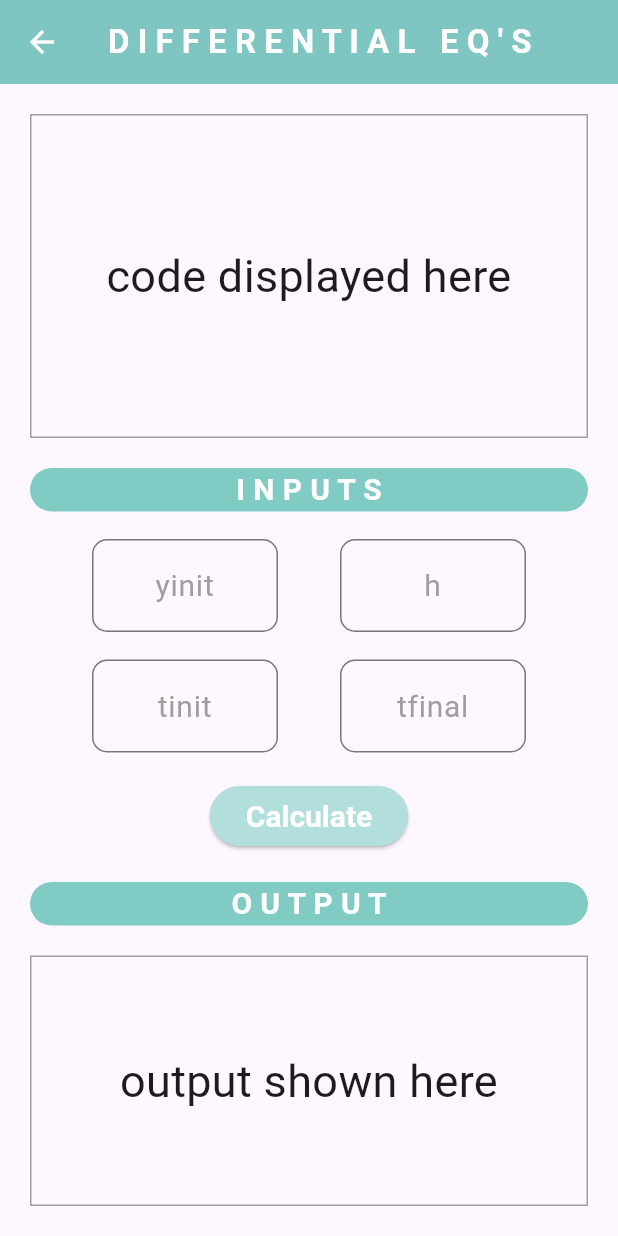
After one commit to JawadZ02/MTH-App, a Flutter app: the DifferentialPage screen opened directly, on a phone screen of 412 x 824 dp. The commit adds this screen. Run offline on Flutter 3.47's test engine with Material 3 defaults, Android fonts, the phone set to English and light mode, and no system bars.

Commit message:
differential eq page UI design

```diff
--- a/lib/main.dart
+++ b/lib/main.dart
@@ -1,7 +1,9 @@
 import 'package:flutter/material.dart';
+import 'package:mth_app/pages/differential.dart';
 import 'package:mth_app/pages/factorial.dart';
 import 'package:mth_app/pages/matrices.dart';
 import 'package:mth_app/pages/series.dart';
+
 
 void main() {
   runApp(const MyApp());
@@ -40,11 +42,12 @@ class HomePage extends StatelessWidget {
   @override
   Widget build(BuildContext context) {
 
-    final List<String> buttonNames = ['Series', 'Factorial', 'Matrices'];
+    final List<String> buttonNames = ['Series', 'Factorial', 'Matrices', 'Differential Equations'];
     final List<Function()?> navigationFunctions = [
       () => Navigator.push(context, MaterialPageRoute(builder: (context) => const SeriesPage())),
       () => Navigator.push(context, MaterialPageRoute(builder: (context) => const FactorialPage())),
       () => Navigator.push(context, MaterialPageRoute(builder: (context) => const MatricesPage())),
+      () => Navigator.push(context, MaterialPageRoute(builder: (context) => DifferentialPage())),
     ];
 
     return Scaffold(
@@ -88,7 +91,7 @@ class HomePage extends StatelessWidget {
                   padding: const EdgeInsets.fromLTRB(20, 0, 20, 20),
                   separatorBuilder: (BuildContext context, int index) {
                     return const SizedBox(
-                        height: 20); // Adjust the height as needed for spacing
+                        height: 20);
                   },
                 ),
               ),
--- /dev/null
+++ b/lib/pages/differential.dart
@@ -0,0 +1,226 @@
+import 'package:flutter/material.dart';
+
+// ignore: must_be_immutable
+class DifferentialPage extends StatelessWidget {
+  DifferentialPage({super.key});
+
+  String yinit = '';
+  String h = '';
+  String tinit = '';
+  String tfinal = '';
+
+  @override
+  Widget build(BuildContext context) {
+    return Scaffold(
+      resizeToAvoidBottomInset:
+          false, // Set to false to prevent squashing the app when keyboard is open
+      appBar: AppBar(
+        title: const Text(
+          'D I F F E R E N T I A L   E Q \' S',
+          style: TextStyle(fontWeight: FontWeight.bold),
+        ),
+        centerTitle: true,
+        elevation: 1,
+        backgroundColor: Colors.teal[200],
+        foregroundColor: Colors.white,
+      ),
+      body: Center(
+        child: Column(
+          children: [
+            Expanded(
+              child: Container(
+                alignment: Alignment.center,
+                margin: const EdgeInsets.fromLTRB(20, 20, 20, 20),
+                decoration: BoxDecoration(
+                    border: Border.all(width: 1, color: Colors.grey)),
+                child: const Text(
+                  'code displayed here',
+                  textAlign: TextAlign.center,
+                  style: TextStyle(fontSize: 30),
+                ),
+              ),
+            ),
+            Expanded(
+              child: Container(
+                margin: const EdgeInsets.fromLTRB(20, 0, 20, 0),
+                //decoration: BoxDecoration(border: Border.all(width: 1)),
+                child: Column(
+                  mainAxisAlignment: MainAxisAlignment.spaceBetween,
+                  children: [
+                    Container(
+                        alignment: Alignment.topCenter,
+                        decoration: BoxDecoration(
+                            color: Colors.teal[200],
+                            borderRadius: BorderRadius.circular(20.0)),
+                        child: const Text(
+                          'I N P U T S',
+                          style: TextStyle(
+                              fontSize: 20,
+                              fontWeight: FontWeight.bold,
+                              color: Colors.white),
+                        )),
+                    Row(
+                      mainAxisAlignment: MainAxisAlignment.center,
+                      children: [
+                        const Spacer(),
+                        Expanded(
+                          flex: 3,
+                          child: TextField(
+                            onChanged: (value) {
+                              yinit = value;
+                            },
+                            style: const TextStyle(fontSize: 20),
+                            cursorColor: Colors.teal[200],
+                            textAlign: TextAlign.center,
+                            decoration: InputDecoration(
+                              fillColor: Colors.teal[200],
+                              hintText: 'yinit',
+                              hintStyle: const TextStyle(color: Colors.grey),
+                              border: OutlineInputBorder(
+                                borderRadius: BorderRadius.circular(10.0),
+                              ),
+                              focusedBorder: OutlineInputBorder(
+                                borderRadius: BorderRadius.circular(10.0),
+                                borderSide: BorderSide(
+                                    color: Colors.teal[200]!, width: 2.0),
+                              ),
+                            ),
+                          ),
+                        ),
+                        const Spacer(),
+                        Expanded(
+                          flex: 3,
+                          child: TextField(
+                            onChanged: (value) {
+                              h = value;
+                            },
+                            style: const TextStyle(fontSize: 20),
+                            cursorColor: Colors.teal[200],
+                            textAlign: TextAlign.center,
+                            decoration: InputDecoration(
+                              fillColor: Colors.teal[200],
+                              hintText: 'h',
+                              hintStyle: const TextStyle(color: Colors.grey),
+                              border: OutlineInputBorder(
+                                borderRadius: BorderRadius.circular(10.0),
+                              ),
+                              focusedBorder: OutlineInputBorder(
+                                borderRadius: BorderRadius.circular(10.0),
+                                borderSide: BorderSide(
+                                    color: Colors.teal[200]!, width: 2.0),
+                              ),
+                            ),
+                          ),
+                        ),
+                        const Spacer(),
+                      ],
+                    ),
+                    Row(
+                      mainAxisAlignment: MainAxisAlignment.center,
+                      children: [
+                        const Spacer(),
+                        Expanded(
+                          flex: 3,
+                          child: TextField(
+                            onChanged: (value) {
+                              tinit = value;
+                            },
+                            style: const TextStyle(fontSize: 20),
+                            cursorColor: Colors.teal[200],
+                            textAlign: TextAlign.center,
+                            decoration: InputDecoration(
+                              fillColor: Colors.teal[200],
+                              hintText: 'tinit',
+                              hintStyle: const TextStyle(color: Colors.grey),
+                              border: OutlineInputBorder(
+                                borderRadius: BorderRadius.circular(10.0),
+                              ),
+                              focusedBorder: OutlineInputBorder(
+                                borderRadius: BorderRadius.circular(10.0),
+                                borderSide: BorderSide(
+                                    color: Colors.teal[200]!, width: 2.0),
+                              ),
+                            ),
+                          ),
+                        ),
+                        const Spacer(),
+                        Expanded(
+                          flex: 3,
+                          child: TextField(
+                            onChanged: (value) {
+                              tfinal = value;
+                            },
+                            style: const TextStyle(fontSize: 20),
+                            cursorColor: Colors.teal[200],
+                            textAlign: TextAlign.center,
+                            decoration: InputDecoration(
+                              fillColor: Colors.teal[200],
+                              hintText: 'tfinal',
+                              hintStyle: const TextStyle(color: Colors.grey),
+                              border: OutlineInputBorder(
+                                borderRadius: BorderRadius.circular(10.0),
+                              ),
+                              focusedBorder: OutlineInputBorder(
+                                borderRadius: BorderRadius.circular(10.0),
+                                borderSide: BorderSide(
+                                    color: Colors.teal[200]!, width: 2.0),
+                              ),
+                            ),
+                          ),
+                        ),
+                        const Spacer(),
+                      ],
+                    ),
+                    ElevatedButton(
+                        onPressed: () {
+                          debugPrint(
+                              'h = $h, tinit = $tinit, tfinal = $tfinal, yinit = $yinit');
+                        },
+                        child: const Text('Calculate')),
+                  ],
+                ),
+              ),
+            ),
+            Expanded(
+              child: Container(
+                alignment: Alignment.center,
+                margin: const EdgeInsets.fromLTRB(20, 0, 20, 20),
+                //decoration: BoxDecoration(border: Border.all(width: 1)),
+                child: Column(
+                    mainAxisAlignment: MainAxisAlignment.spaceBetween,
+                    children: [
+                      Container(
+                          margin: const EdgeInsets.only(top: 20),
+                          alignment: Alignment.topCenter,
+                          decoration: BoxDecoration(
+                              color: Colors.teal[200],
+                              borderRadius: BorderRadius.circular(20.0)),
+                          child: const Text(
+                            'O U T P U T',
+                            style: TextStyle(
+                                fontSize: 20,
+                                fontWeight: FontWeight.bold,
+                                color: Colors.white),
+                          )),
+                      const SizedBox(height: 20),
+                      Expanded(
+                        child: Container(
+                            alignment: Alignment.center,
+                            decoration: BoxDecoration(
+                                border:
+                                    Border.all(width: 1.0, color: Colors.grey)),
+                            child: const Text(
+                              'output shown here',
+                              textAlign: TextAlign.center,
+                              style: TextStyle(fontSize: 30),
+                            )),
+                      )
+                    ]),
+              ),
+            ),
+          ],
+        ),
+      ),
+    );
+  }
+}
```
